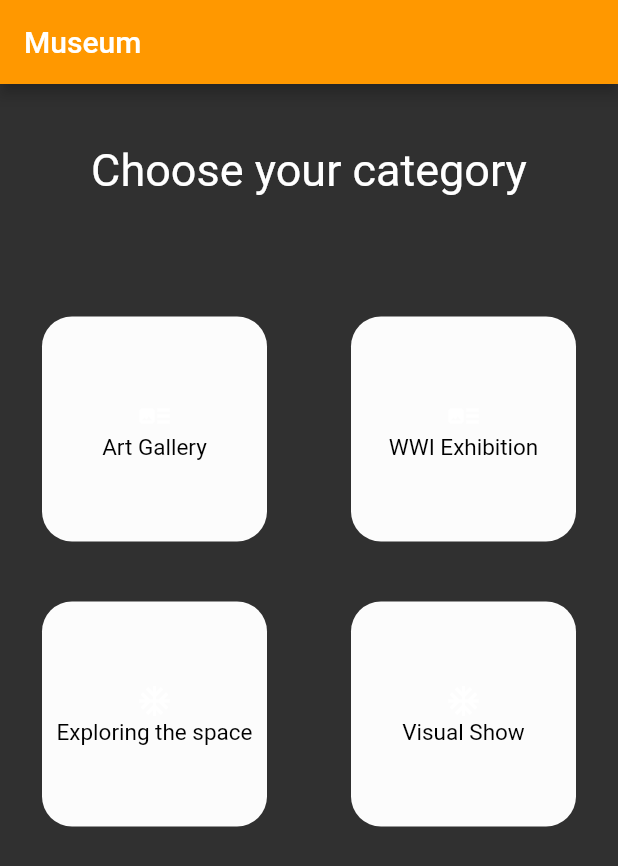
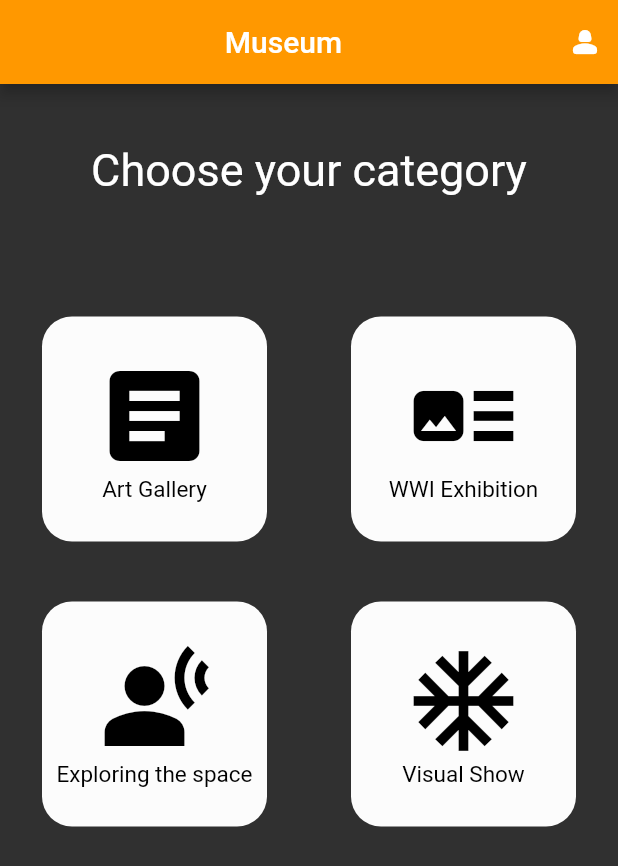
Before and after one commit to SrijanSamridh/Museum, a Flutter app: the screen it shows after launch, on a phone screen of 412 x 824 dp. Shown: the top 866 px of the screen. Run offline on Flutter 3.47's test engine with Material 2 defaults, Android fonts, the phone set to English and light mode, and no system bars; Roboto replaces fonts that are missing (RobotoMono).

Commit message:
home screen

```diff
--- a/lib/Screens/Home/Components/category_card.dart
+++ b/lib/Screens/Home/Components/category_card.dart
@@ -22,7 +22,9 @@ class CategoryCard extends StatelessWidget {
       child: Column(
         mainAxisAlignment: MainAxisAlignment.center,
         children: [
-          Icon(icon),
+          Icon(icon,
+          color: Colors.black,
+          size: 80,),
           Text(
             title,
             style: const TextStyle(fontSize: 15, fontFamily: 'RobotoMono', color: Colors.black),
--- a/lib/Screens/Home/home_screen.dart
+++ b/lib/Screens/Home/home_screen.dart
@@ -13,8 +13,13 @@ class _MyHomePageState extends State<MyHomePage> {
   Widget build(BuildContext context) {
     return Scaffold(
       appBar: AppBar(
-        title: const Text("Museum"),
+        title: const Center(child: Text("Museum")),
         backgroundColor: Colors.orange,
+        actions: const [
+          Padding(
+            padding: EdgeInsets.only(right: 10.0),
+            child: Icon(Icons.person_2_rounded),
+          )],
       ),
       body: Column(
         children: [
@@ -32,7 +37,8 @@ class _MyHomePageState extends State<MyHomePage> {
                 children: const [
                   CategoryCard(
                     title: "Art Gallery",
-                    icon: Icons.art_track,
+                    icon: Icons.article,
+
                   ),
                   CategoryCard(
                     title: "WWI Exhibition",
@@ -44,8 +50,9 @@ class _MyHomePageState extends State<MyHomePage> {
                 mainAxisAlignment: MainAxisAlignment.spaceAround,
                 children: const [
                   CategoryCard(
-                      title: "Exploring the space", icon: Icons.ac_unit),
-                  CategoryCard(title: "Visual Show", icon: Icons.ac_unit),
+                      title: "Exploring the space", icon: Icons.spatial_tracking),
+                  CategoryCard(
+                    title: "Visual Show", icon: Icons.ac_unit),
                 ],
               ),
             ],
```
Also changed, not shown: assets/images/exibition.png (added), assets/images/exploringthespace.png (added), assets/images/—Pngtree—man relaxing in art gallery_6286768.png (added).
